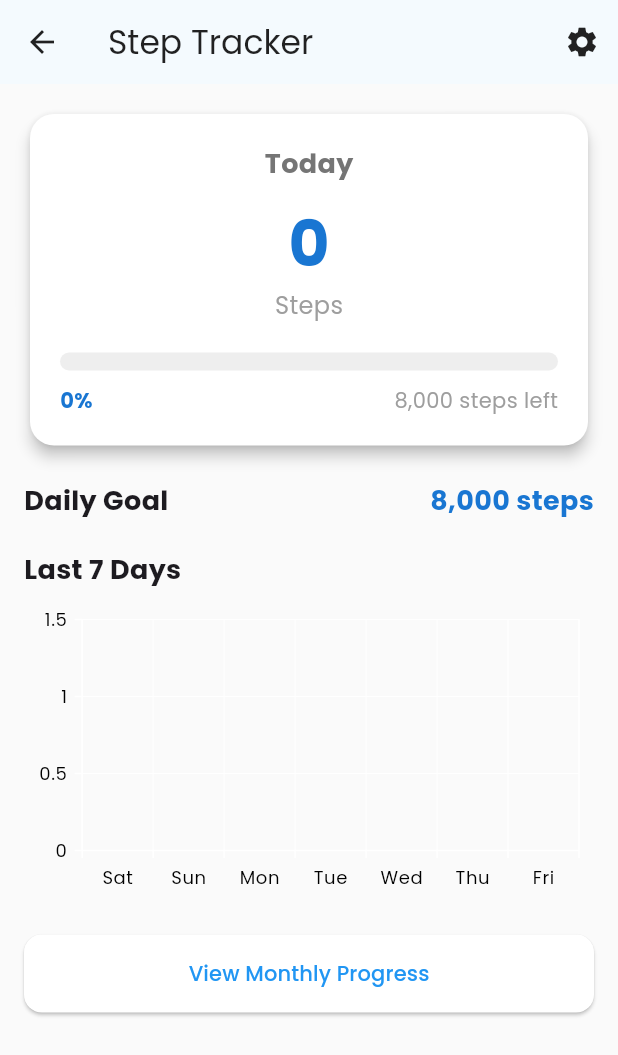
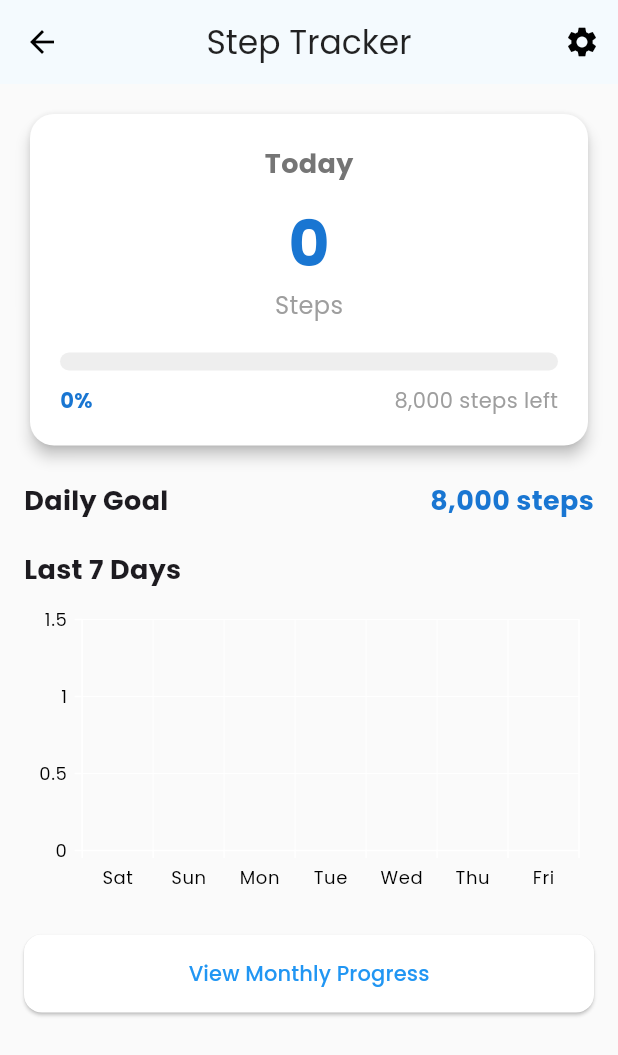
Before and after one commit to AbhaySeoily/helathapp, a Flutter app: the StepsScreen screen opened directly, on a phone screen of 412 x 824 dp. Shown: the top 1055 px of the screen. Run offline on Flutter 3.47's test engine with Material 3 defaults, Android fonts, the phone set to English and light mode, and no system bars; our stand-ins replace fl_chart, flutter_local_notifications, get, get_storage, google_fonts, iconsax and 5 more; missing offline and left inert: android_intent_plus, flutter_foreground_task, usage_stats; accounts and stored records are empty.

Commit message:
updated code

```diff
--- a/lib/main.dart
+++ b/lib/main.dart
@@ -1,23 +1,122 @@
-
-
-
-
-
+//
+//
+//
+//
+//
+// import 'package:flutter/material.dart';
+// import 'package:get/get.dart';
+// import 'package:get_storage/get_storage.dart';
+// import 'package:flutter_foreground_task/flutter_foreground_task.dart';
+//
+// import 'dart:async';
+// import 'dart:math';
+// import 'dart:io';
+// import 'package:flutter/material.dart';
+// import 'package:flutter_foreground_task/flutter_foreground_task.dart';
+// import 'package:get/get.dart';
+// import 'package:get_storage/get_storage.dart';
+// import 'package:google_fonts/google_fonts.dart';
+// import 'package:iconsax/iconsax.dart';
+//
+// import 'package:intl/intl.dart';
+//
+// import 'auth/controller/AuthController.dart';
+// import 'auth/ui/login_screen.dart';
+// import 'dashboard/ui/dashboard_screen.dart';
+//
+// /// ---------------- Theme & helpers ----------------
+// const Color kPrimary = Color(0xFF1976D2);
+// const double kPad = 12.0;
+//
+// final ThemeData appTheme = ThemeData(
+//   brightness: Brightness.light,
+//   primaryColor: kPrimary,
+//   colorScheme: ColorScheme.fromSwatch().copyWith(secondary: Color(0xFF7C4DFF)),
+//  // textTheme: GoogleFonts.poppinsTextTheme(Theme.of(context).textTheme),
+//
+//   scaffoldBackgroundColor: Colors.grey[50],
+//   appBarTheme: AppBarTheme(backgroundColor: Colors.white, foregroundColor: Colors.black87, elevation: 1),
+// );
+//
+// String fmtDate(DateTime d) => DateFormat.yMMMd().format(d);
+// bool sameDay(DateTime a, DateTime b) => a.year == b.year && a.month == b.month && a.day == b.day;
+//
+// /// ---------------- Storage keys ----------------
+// const String KS_STEPS = 'ks_steps';
+// const String KS_WATER = 'ks_water';
+// const String KS_SCREEN_LIMITS = 'ks_screen_limits';
+// const String KS_LOGGED = 'ks_logged';
+//
+//
+//
+//
+//
+//
+// Future<void> main() async {
+//   WidgetsFlutterBinding.ensureInitialized();
+//   await GetStorage.init();
+//
+//    _initForegroundTask();
+//
+//   runApp(WellnessApp());
+// }
+// void _initForegroundTask() {
+//   FlutterForegroundTask.init(
+//     androidNotificationOptions: AndroidNotificationOptions(
+//       channelId: 'step_tracker_channel',
+//       channelName: 'Step Tracker Service',
+//       channelDescription: 'Tracks steps & location in background.',
+//       iconData: NotificationIconData(
+//         resType: ResourceType.mipmap,
+//         resPrefix: ResourcePrefix.ic,
+//         name: 'launcher',
+//       ),
+//     ),
+//     iosNotificationOptions: const IOSNotificationOptions(
+//       showNotification: false,
+//       playSound: false,
+//     ),
+//     foregroundTaskOptions: const ForegroundTaskOptions(
+//       autoRunOnBoot: true,
+//       autoRunOnMyPackageReplaced: true,
+//       allowWakeLock: true,
+//       allowWifiLock: true,
+//       interval: 2000, // every 5 seconds
+//     ),
+//   );
+// }
+//
+// class WellnessApp extends StatelessWidget {
+//   final auth = Get.put(AuthController());
+//   @override
+//   Widget build(BuildContext context) {
+//     return GetMaterialApp(
+//       title: 'Wellness App',
+//       theme: appTheme,
+//       debugShowCheckedModeBanner: false,
+//       home: Obx(() => auth.logged.value ? DashboardScreen() : LoginScreen()),
+//     );
+//   }
+// }
+//
+//
+// extension _MapIndex<E> on Iterable<E> {
+//   List<T> mapIndexed<T>(T Function(int index, E e) f) {
+//     final l = <T>[];
+//     int i = 0;
+//     for (final e in this) { l.add(f(i, e)); i++; }
+//     return l;
+//   }
+// }
+//
+//
+//
+//
 import 'package:flutter/material.dart';
 import 'package:get/get.dart';
 import 'package:get_storage/get_storage.dart';
 import 'package:flutter_foreground_task/flutter_foreground_task.dart';
-
-import 'dart:async';
-import 'dart:math';
-import 'dart:io';
-import 'package:flutter/material.dart';
-import 'package:flutter_foreground_task/flutter_foreground_task.dart';
-import 'package:get/get.dart';
-import 'package:get_storage/get_storage.dart';
 import 'package:google_fonts/google_fonts.dart';
-import 'package:iconsax/iconsax.dart';
-
 import 'package:intl/intl.dart';
 
 import 'auth/controller/AuthController.dart';
@@ -32,13 +131,18 @@ final ThemeData appTheme = ThemeData(
   brightness: Brightness.light,
   primaryColor: kPrimary,
   colorScheme: ColorScheme.fromSwatch().copyWith(secondary: Color(0xFF7C4DFF)),
-  textTheme: GoogleFonts.poppinsTextTheme(),
+  textTheme: GoogleFonts.poppinsTextTheme(ThemeData.light().textTheme),
   scaffoldBackgroundColor: Colors.grey[50],
-  appBarTheme: AppBarTheme(backgroundColor: Colors.white, foregroundColor: Colors.black87, elevation: 1),
+  appBarTheme: const AppBarTheme(
+    backgroundColor: Colors.white,
+    foregroundColor: Colors.black87,
+    elevation: 1,
+  ),
 );
 
 String fmtDate(DateTime d) => DateFormat.yMMMd().format(d);
-bool sameDay(DateTime a, DateTime b) => a.year == b.year && a.month == b.month && a.day == b.day;
+bool sameDay(DateTime a, DateTime b) =>
+    a.year == b.year && a.month == b.month && a.day == b.day;
 
 /// ---------------- Storage keys ----------------
 const String KS_STEPS = 'ks_steps';
@@ -46,26 +150,21 @@ const String KS_WATER = 'ks_water';
 const String KS_SCREEN_LIMITS = 'ks_screen_limits';
 const String KS_LOGGED = 'ks_logged';
 
-
-
-
-
-
 Future<void> main() async {
   WidgetsFlutterBinding.ensureInitialized();
   await GetStorage.init();
-
-   _initForegroundTask();
+  _initForegroundTask();
 
   runApp(WellnessApp());
 }
+
 void _initForegroundTask() {
   FlutterForegroundTask.init(
     androidNotificationOptions: AndroidNotificationOptions(
       channelId: 'step_tracker_channel',
       channelName: 'Step Tracker Service',
       channelDescription: 'Tracks steps & location in background.',
-      iconData: NotificationIconData(
+      iconData: const NotificationIconData(
         resType: ResourceType.mipmap,
         resPrefix: ResourcePrefix.ic,
         name: 'launcher',
@@ -80,13 +179,16 @@ void _initForegroundTask() {
       autoRunOnMyPackageReplaced: true,
       allowWakeLock: true,
       allowWifiLock: true,
-      interval: 2000, // every 5 seconds
+      interval: 2000,
     ),
   );
 }
 
 class WellnessApp extends StatelessWidget {
+  WellnessApp({Key? key}) : super(key: key);
+
   final auth = Get.put(AuthController());
+
   @override
   Widget build(BuildContext context) {
     return GetMaterialApp(
@@ -97,87 +199,3 @@ class WellnessApp extends StatelessWidget {
     );
   }
 }
-
-// Future<void> main() async {
-//   WidgetsFlutterBinding.ensureInitialized();
-//   await GetStorage.init();
-//
-//   // Foreground service init (for step tracking)
-//   await FlutterForegroundTask.init(
-//     androidNotificationOptions: AndroidNotificationOptions(
-//       channelId: 'step_tracker_channel',
-//       channelName: 'Step Tracker Service',
-//       channelDescription: 'Tracks steps in background.',
-//       iconData: NotificationIconData(
-//         resType: ResourceType.mipmap,
-//         resPrefix: ResourcePrefix.ic,
-//         name: 'launcher', // app icon
-//       ),
-//     ),
-//     iosNotificationOptions: const IOSNotificationOptions(
-//       showNotification: false,
-//       playSound: false,
-//     ),
-//     foregroundTaskOptions: const ForegroundTaskOptions(
-//       interval: 30000, // 30 seconds
-//       autoRunOnBoot: true,
-//       allowWakeLock: true,
-//       allowWifiLock: true,
-//     ),
-//   );
-//
-//   runApp(WellnessApp());
-// }
-//
-// class WellnessApp extends StatelessWidget {
-//   final auth = Get.put(AuthController());
-//
-//   @override
-//   Widget build(BuildContext context) {
-//     return GetMaterialApp(
-//       title: 'Wellness App',
-//       theme: appTheme,
-//       debugShowCheckedModeBanner: false,
-//       home: Obx(() => auth.logged.value ? DashboardScreen() : LoginScreen()),
-//     );
-//   }
-// }
-
-
-// /// ---------------- Main App ----------------
-// Future<void> main() async {
-//   WidgetsFlutterBinding.ensureInitialized();
-//   await GetStorage.init();
-//   runApp(WellnessApp());
-// }
-//
-// class WellnessApp extends StatelessWidget {
-//   final auth = Get.put(AuthController());
-//   @override
-//   Widget build(BuildContext context) {
-//     return GetMaterialApp(
-//       title: 'Wellness App',
-//       theme: appTheme,
-//       debugShowCheckedModeBanner: false,
-//       home: Obx(() => auth.logged.value ? DashboardScreen() : LoginScreen()),
-//     );
-//   }
-// }
-
-
-
-
-
-
-
-
-
-// helper extension to mapIndexed
-extension _MapIndex<E> on Iterable<E> {
-  List<T> mapIndexed<T>(T Function(int index, E e) f) {
-    final l = <T>[];
-    int i = 0;
-    for (final e in this) { l.add(f(i, e)); i++; }
-    return l;
-  }
-}
--- a/lib/steps/ui/step_screen.dart
+++ b/lib/steps/ui/step_screen.dart
@@ -14,15 +14,35 @@ class StepsScreen extends StatelessWidget {
   @override
   Widget build(BuildContext context) {
     return Scaffold(
+      // appBar: AppBar(
+      //   title: Text('Step Tracker'),
+      //   centerTitle: true,
+      //   leading: IconButton(
+      //     icon: Icon(Icons.arrow_back_ios, color: Colors.black),
+      //     onPressed: () => Navigator.pop(context),
+      //   ),
+      //   actions: [
+      //     IconButton(
+      //       icon: Icon(Icons.settings, color: Colors.black),
+      //       onPressed: () => _showGoalDialog(context),
+      //     ),
+      //   ],
+      //   iconTheme: IconThemeData(color: Colors.black), // <-- add this line
+      // ),
+
       appBar: AppBar(
         title: Text('Step Tracker'),
+        centerTitle: true,
         actions: [
           IconButton(
-            icon: Icon(Icons.settings),
+            icon: Icon(Icons.settings, color: Colors.black),
             onPressed: () => _showGoalDialog(context),
           ),
         ],
+        iconTheme: IconThemeData(color: Colors.black),
       ),
+
+
       body: Obx(() {
         final m = ctrl.model.value;
         final pct = (m.today / (m.goal == 0 ? 1 : m.goal)).clamp(0.0, 1.0);
```
